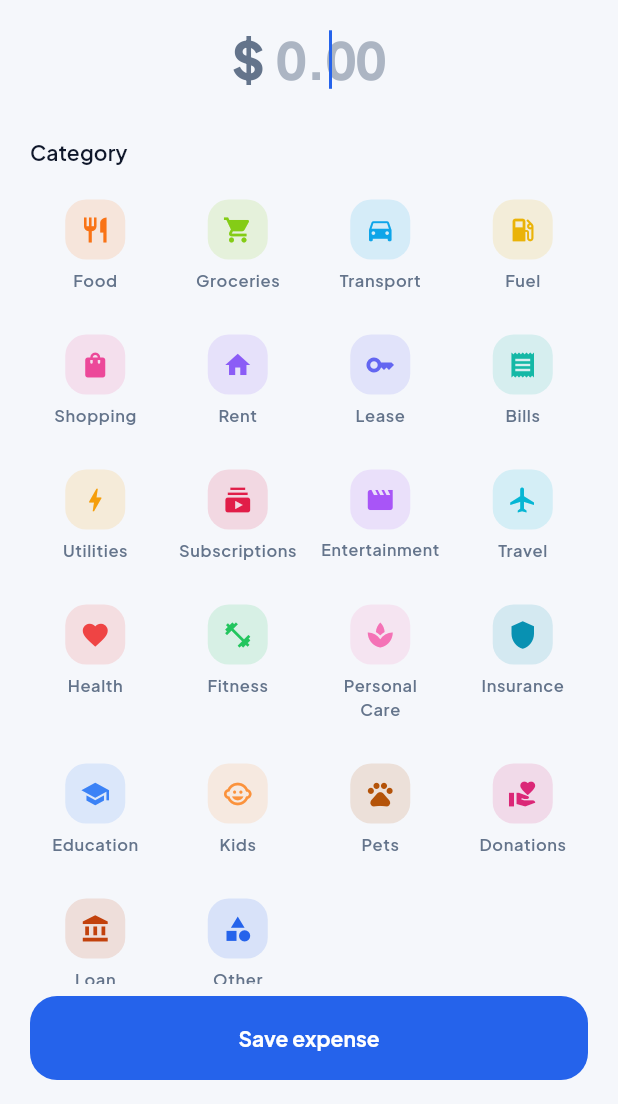
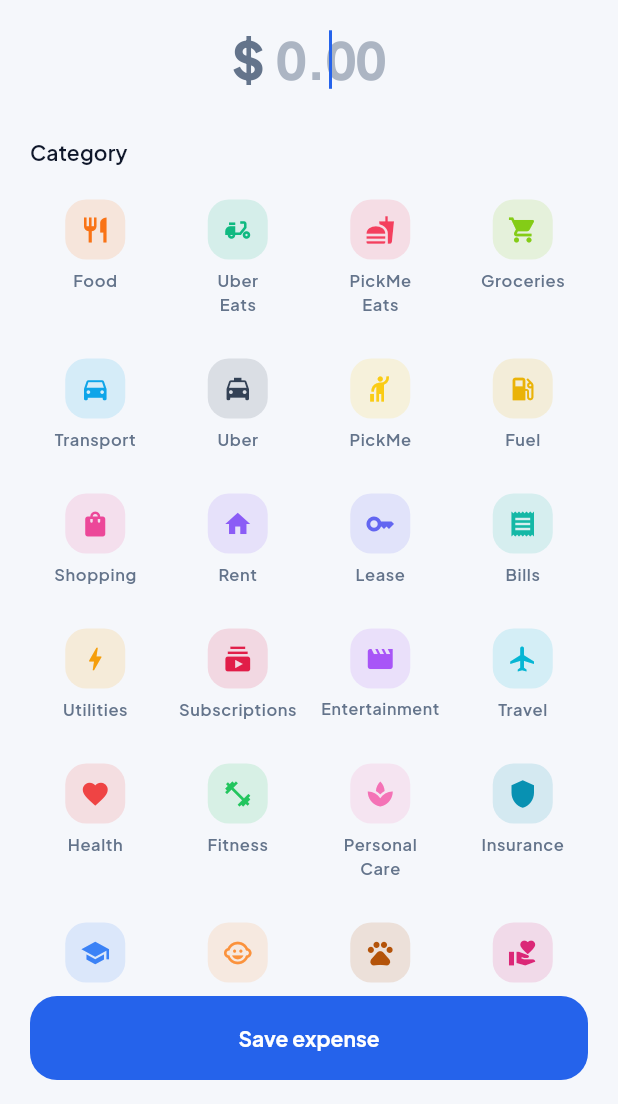
Before and after one commit to IroshRanasinghe/Money-Balancer, a Flutter app: the ExpenseFormPage screen opened by its route, on a phone screen of 412 x 824 dp, the part 132-1236 px from its top. Run offline on Flutter 3.47's test engine with Material 3 defaults, Android fonts, the phone set to English and light mode, and no system bars; our stand-ins replace dartz, equatable, file_picker, fl_chart, flutter_bloc, flutter_local_notifications and 7 more; missing offline and left inert: purchases_flutter; accounts and stored records are empty.

Commit message:
feat(expense): add Uber, PickMe, Uber Eats, PickMe Eats, Credit Card, Pawn categories
Co-Authored-By: Claude Opus 5.5 <noreply@anthropic.com>

```diff
--- a/lib/core/config/constants.dart
+++ b/lib/core/config/constants.dart
@@ -50,8 +50,12 @@ class AppCategories {
 
   static const expense = [
     'Food',
+    'Uber Eats',
+    'PickMe Eats',
     'Groceries',
     'Transport',
+    'Uber',
+    'PickMe',
     'Fuel',
     'Shopping',
     'Rent',
@@ -70,6 +74,8 @@ class AppCategories {
     'Pets',
     'Donations',
     'Loan Payments',
+    'Credit Card',
+    'Pawn',
     'Other',
   ];
 
--- a/lib/shared/widgets/category_icon.dart
+++ b/lib/shared/widgets/category_icon.dart
@@ -55,6 +55,18 @@ IconData categoryIcon(String category) {
       return Icons.store;
     case 'Investment':
       return Icons.trending_up;
+    case 'Uber':
+      return Icons.local_taxi;
+    case 'PickMe':
+      return Icons.hail;
+    case 'Uber Eats':
+      return Icons.delivery_dining;
+    case 'PickMe Eats':
+      return Icons.fastfood;
+    case 'Credit Card':
+      return Icons.credit_card;
+    case 'Pawn':
+      return Icons.diamond;
     case 'Gift':
       return Icons.card_giftcard;
     default:
@@ -84,6 +96,12 @@ const _categoryColors = <String, Color>{
   'Pets': Color(0xFFB45309),
   'Donations': Color(0xFFDB2777),
   'Loan Payments': Color(0xFFC2410C),
+  'Uber': Color(0xFF334155),
+  'PickMe': Color(0xFFFACC15),
+  'Uber Eats': Color(0xFF10B981),
+  'PickMe Eats': Color(0xFFF43F5E),
+  'Credit Card': Color(0xFF4F46E5),
+  'Pawn': Color(0xFFCA8A04),
   'Salary': Color(0xFF16A34A),
   'Freelance': Color(0xFF0D9488),
   'Business': Color(0xFF7C3AED),
```
